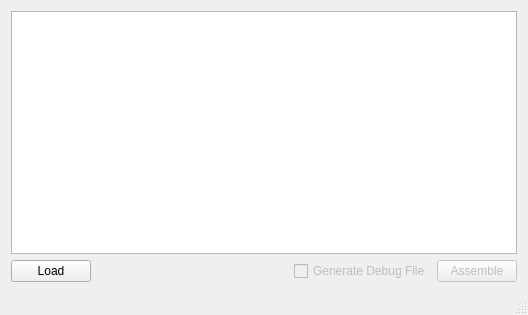
Above: lasm-gui/qwmain.ui from hasithvm/lasm before the change. Below: the same form after it.
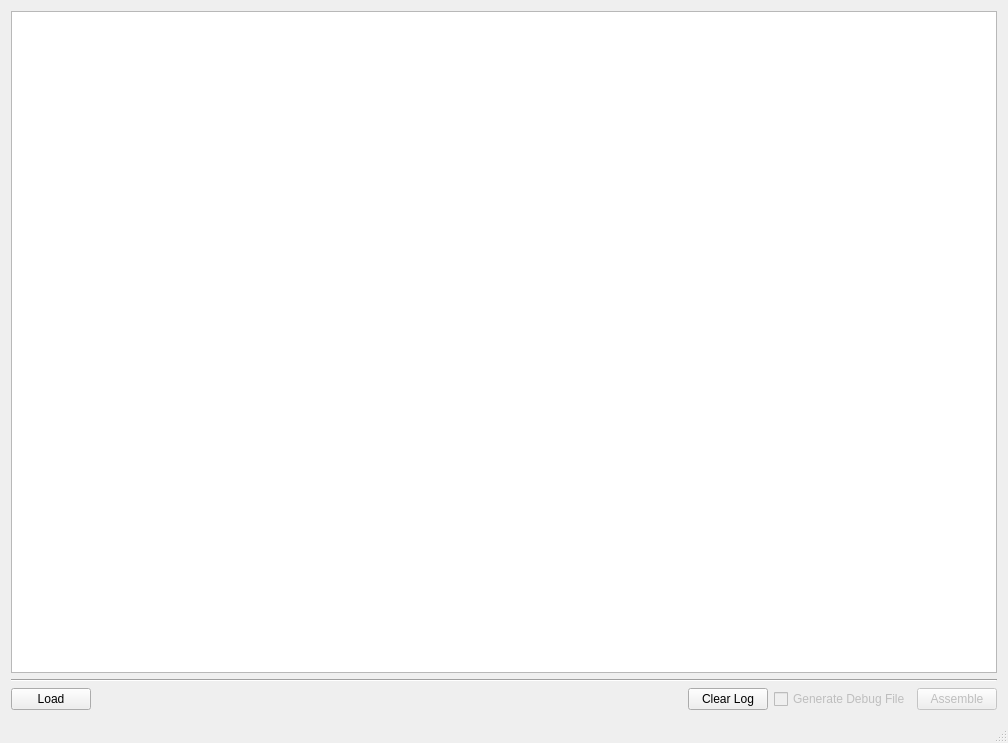
That is the form after the change.

What changed in the file:
```diff
--- a/lasm-gui/qwmain.ui
+++ b/lasm-gui/qwmain.ui
@@ -6,8 +6,8 @@
    <rect>
     <x>0</x>
     <y>0</y>
-    <width>528</width>
-    <height>315</height>
+    <width>1008</width>
+    <height>743</height>
    </rect>
   </property>
   <property name="windowTitle">
@@ -20,6 +20,16 @@
       <item>
        <widget class="QTextBrowser" name="taConsole"/>
       </item>
+      <item>
+       <layout class="QHBoxLayout" name="horizontalLayout_2"/>
+      </item>
+      <item>
+       <widget class="Line" name="line">
+        <property name="orientation">
+         <enum>Qt::Horizontal</enum>
+        </property>
+       </widget>
+      </item>
       <item>
        <layout class="QHBoxLayout" name="horizontalLayout">
         <item>
@@ -42,6 +52,13 @@
           </property>
          </spacer>
         </item>
+        <item>
+         <widget class="QPushButton" name="bClear">
+          <property name="text">
+           <string>Clear Log</string>
+          </property>
+         </widget>
+        </item>
         <item>
          <widget class="QCheckBox" name="cbDebug">
           <property name="enabled">
```
